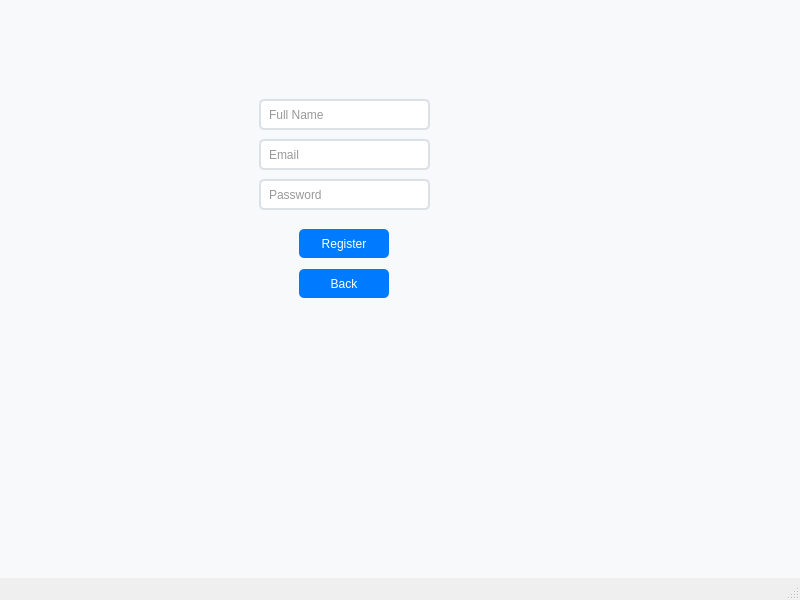
PocketLib-Devs/PocketLib, file mainwindow.ui: the form before one commit.
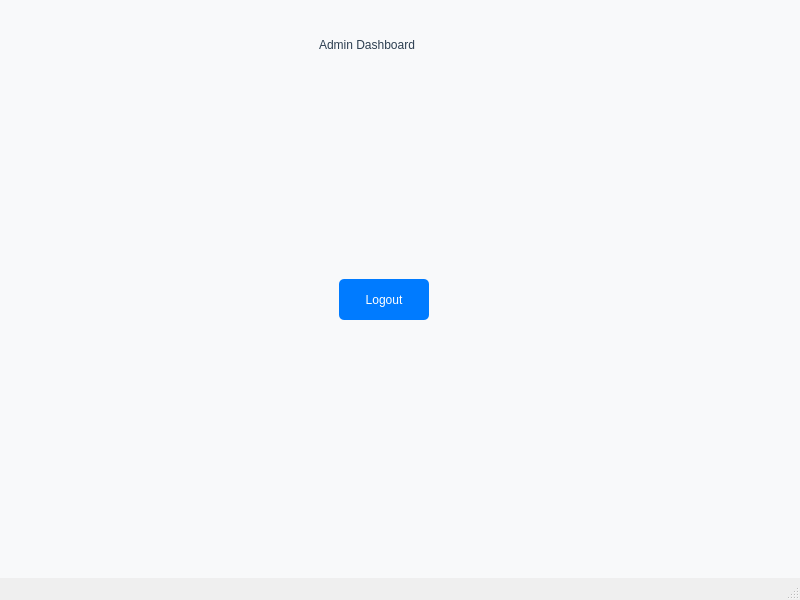
The form after the commit. The open tabs and pages were chosen to show the change.

The edit to the form file:
```diff
--- a/mainwindow.ui
+++ b/mainwindow.ui
@@ -236,6 +236,34 @@
         </property>
        </widget>
       </widget>
+      <widget class="QWidget" name="adminDashboardPage">
+       <widget class="QLabel" name="label_2">
+        <property name="geometry">
+         <rect>
+          <x>310</x>
+          <y>20</y>
+          <width>141</width>
+          <height>31</height>
+         </rect>
+        </property>
+        <property name="text">
+         <string>Admin Dashboard</string>
+        </property>
+       </widget>
+       <widget class="QPushButton" name="logoutAdmin">
+        <property name="geometry">
+         <rect>
+          <x>330</x>
+          <y>270</y>
+          <width>90</width>
+          <height>41</height>
+         </rect>
+        </property>
+        <property name="text">
+         <string>Logout</string>
+        </property>
+       </widget>
+      </widget>
      </widget>
     </item>
    </layout>
```
Left out of the diff: 14 changed lines with no effect on the pictures.
